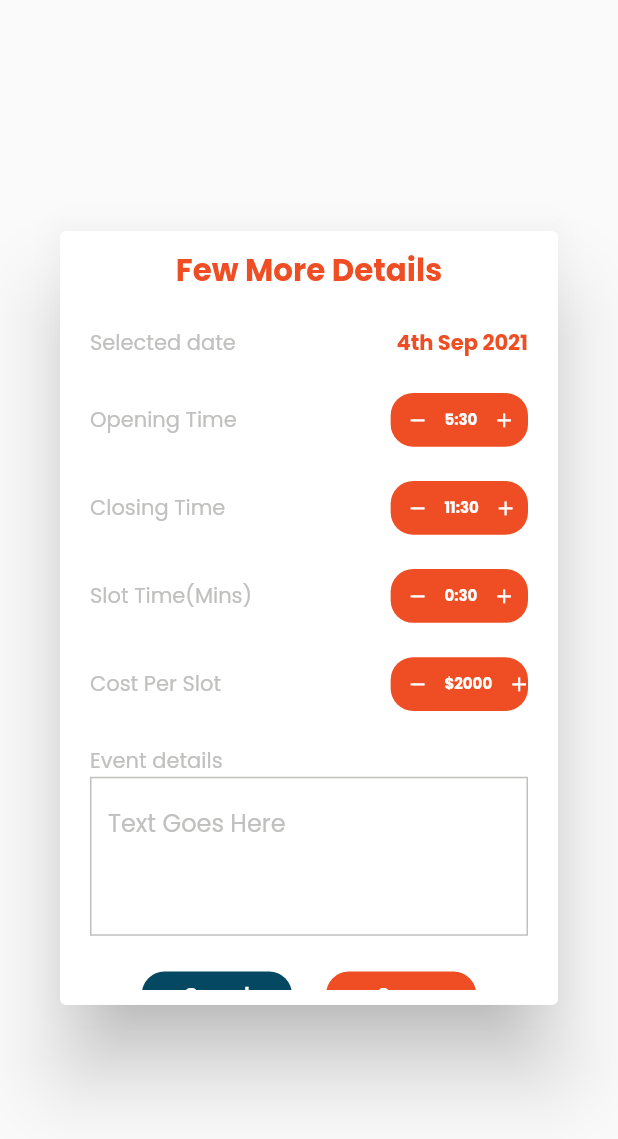
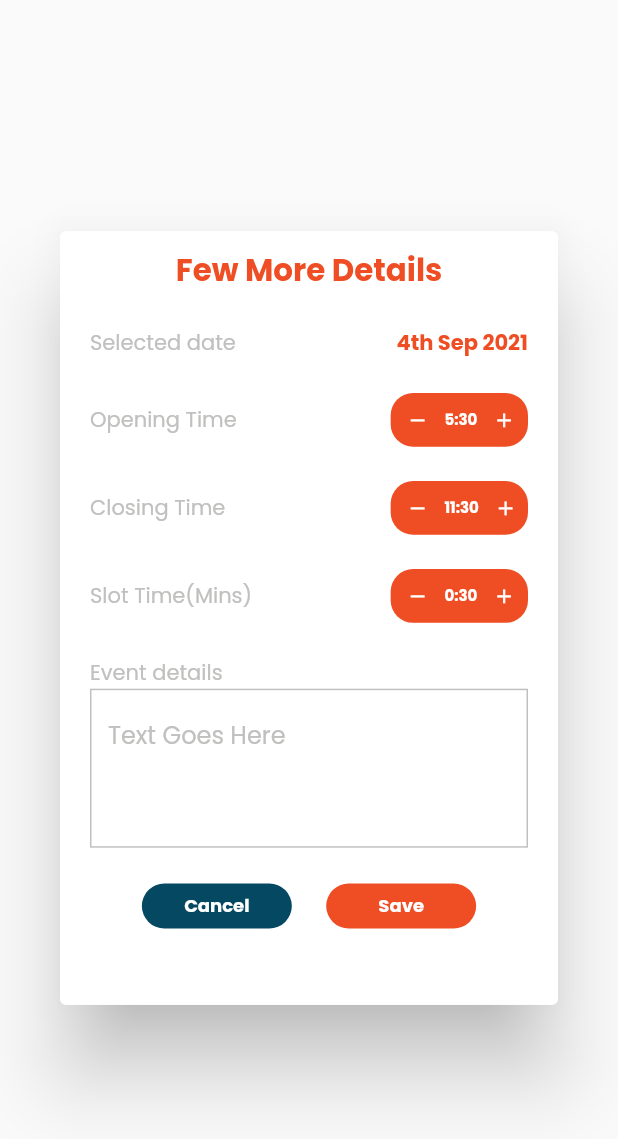
Before and after one commit to alphadead/project1, a Flutter app: the ScheduleCard widget shown alone on an empty page, opened directly with empty values, on a phone screen of 412 x 824 dp. Shown: the top 1139 px of the screen. Run offline on Flutter 3.47's test engine with Material 2 defaults, Android fonts, the phone set to English and light mode, and no system bars; our stand-ins replace cached_network_image, carousel_slider, chewie, country_picker, date_picker_timeline, device_preview and 11 more; missing offline and left inert: multi_image_picker2; accounts and stored records are empty; generated files the repository leaves out were written again; network calls fail.

Commit message:
Cost per slot removed

```diff
--- a/lib/core/models/updateGround.dart
+++ b/lib/core/models/updateGround.dart
@@ -96,7 +96,6 @@ class AvailableSlot {
     this.openingTime,
     this.closingTime,
     this.slotTime,
-    this.costPerSlot,
     this.eventDetails,
   });
 
@@ -105,7 +104,6 @@ class AvailableSlot {
   String? openingTime;
   String? closingTime;
   String? slotTime;
-  String? costPerSlot;
   String? eventDetails;
 
   factory AvailableSlot.fromJson(Map<String, dynamic> json) => AvailableSlot(
@@ -114,8 +112,6 @@ class AvailableSlot {
         openingTime: json["opening_time"] == null ? null : json["opening_time"],
         closingTime: json["closing_time"] == null ? null : json["closing_time"],
         slotTime: json["slot_time"] == null ? null : json["slot_time"],
-        costPerSlot:
-            json["cost_per_slot"] == null ? null : json["cost_per_slot"],
         eventDetails:
             json["event_details"] == null ? null : json["event_details"],
       );
@@ -128,7 +124,6 @@ class AvailableSlot {
         "opening_time": openingTime == null ? null : openingTime,
         "closing_time": closingTime == null ? null : closingTime,
         "slot_time": slotTime == null ? null : slotTime,
-        "cost_per_slot": costPerSlot == null ? null : costPerSlot,
         "event_details": eventDetails == null ? null : eventDetails,
       };
 }
--- a/lib/ui/pages/createGround.dart
+++ b/lib/ui/pages/createGround.dart
@@ -43,12 +43,6 @@ class _CreateGroundState extends State<CreateGround> {
             appBar: PreferredSize(
               preferredSize: Size.fromHeight(60.h),
               child: CustomAppBar(),
-            ),
-            floatingActionButton: homeFABBottomNav(),
-            floatingActionButtonLocation:
-                FloatingActionButtonLocation.miniCenterDocked,
-            bottomNavigationBar: CustomBottomAppBar(
-              height: 50.h,
             ),
             body: SingleChildScrollView(
               padding: EdgeInsets.symmetric(horizontal: 30.w),
--- a/lib/widget/dateSchedulePopup.dart
+++ b/lib/widget/dateSchedulePopup.dart
@@ -94,11 +94,6 @@ class ScheduleCard extends StatelessWidget {
                       isDate: true,
                       defaultDateValue: DateTime(DateTime.now().year)
                           .add(Duration(minutes: 30))),
-                  CalenderScheduleRow(
-                    title: "Cost Per Slot",
-                    isDate: false,
-                    defaultPriceValue: 2000,
-                  ),
                   Container(
                     margin: EdgeInsets.only(top: 20.sp),
                     child: Row(
@@ -230,11 +225,6 @@ class _CalenderScheduleRowState extends State<CalenderScheduleRow> {
         Get.find<GroundController>().setSelectedSlotDuration(_value);
       });
     }
-    if (widget.title == "Cost Per Slot") {
-      WidgetsBinding.instance!.addPostFrameCallback((_) {
-        Get.find<GroundController>().setSelectedSlotPrice(_value);
-      });
-    }
   }
 
   @override
```
